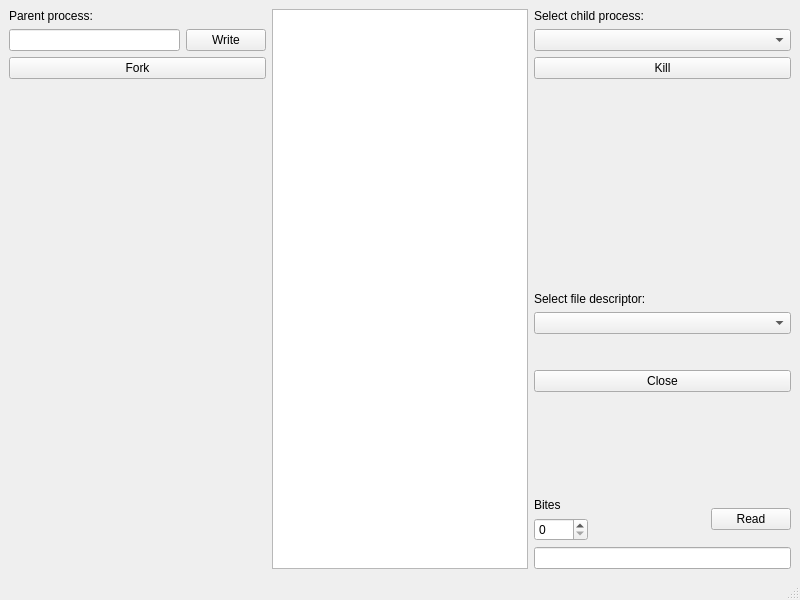
First picture: the form in Mainwindow.ui, repository Dandenet/Pipe, before the edit.
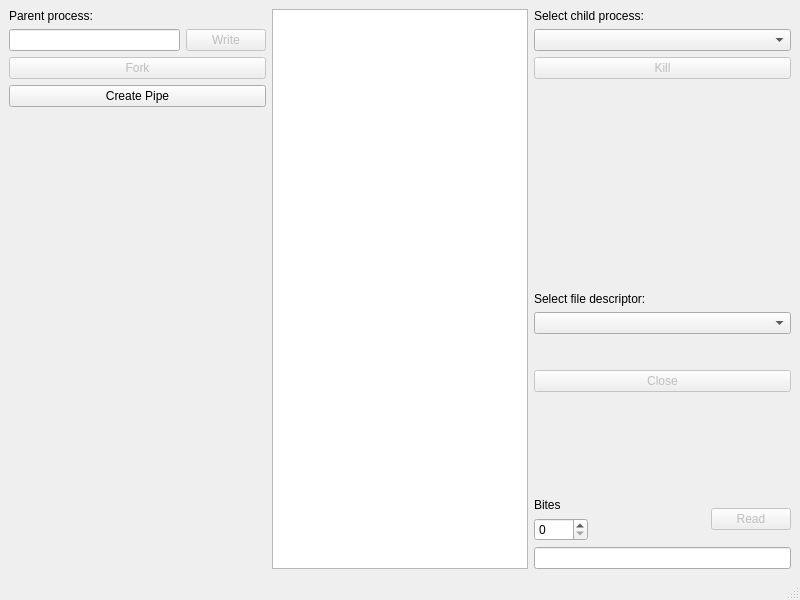
Second picture: the form after the edit.

```diff
--- a/Mainwindow.ui
+++ b/Mainwindow.ui
@@ -39,6 +39,9 @@
           </item>
           <item>
            <widget class="QPushButton" name="parentPrcWriteButton">
+            <property name="enabled">
+             <bool>false</bool>
+            </property>
             <property name="text">
              <string>Write</string>
             </property>
@@ -50,11 +53,21 @@
       </item>
       <item>
        <widget class="QPushButton" name="forkButton">
+        <property name="enabled">
+         <bool>false</bool>
+        </property>
         <property name="text">
          <string>Fork</string>
         </property>
        </widget>
       </item>
+      <item>
+       <widget class="QPushButton" name="createPipe">
+        <property name="text">
+         <string>Create Pipe</string>
+        </property>
+       </widget>
+      </item>
      </layout>
     </item>
     <item row="0" column="1" rowspan="2">
@@ -92,6 +105,9 @@
           </item>
           <item>
            <widget class="QPushButton" name="killProcessButton">
+            <property name="enabled">
+             <bool>false</bool>
+            </property>
             <property name="text">
              <string>Kill</string>
             </property>
@@ -147,6 +163,9 @@
           </item>
           <item>
            <widget class="QPushButton" name="closeButton">
+            <property name="enabled">
+             <bool>false</bool>
+            </property>
             <property name="text">
              <string>Close</string>
             </property>
@@ -204,6 +223,9 @@
             </item>
             <item>
              <widget class="QPushButton" name="readButton">
+              <property name="enabled">
+               <bool>false</bool>
+              </property>
               <property name="text">
                <string>Read</string>
               </property>
```
